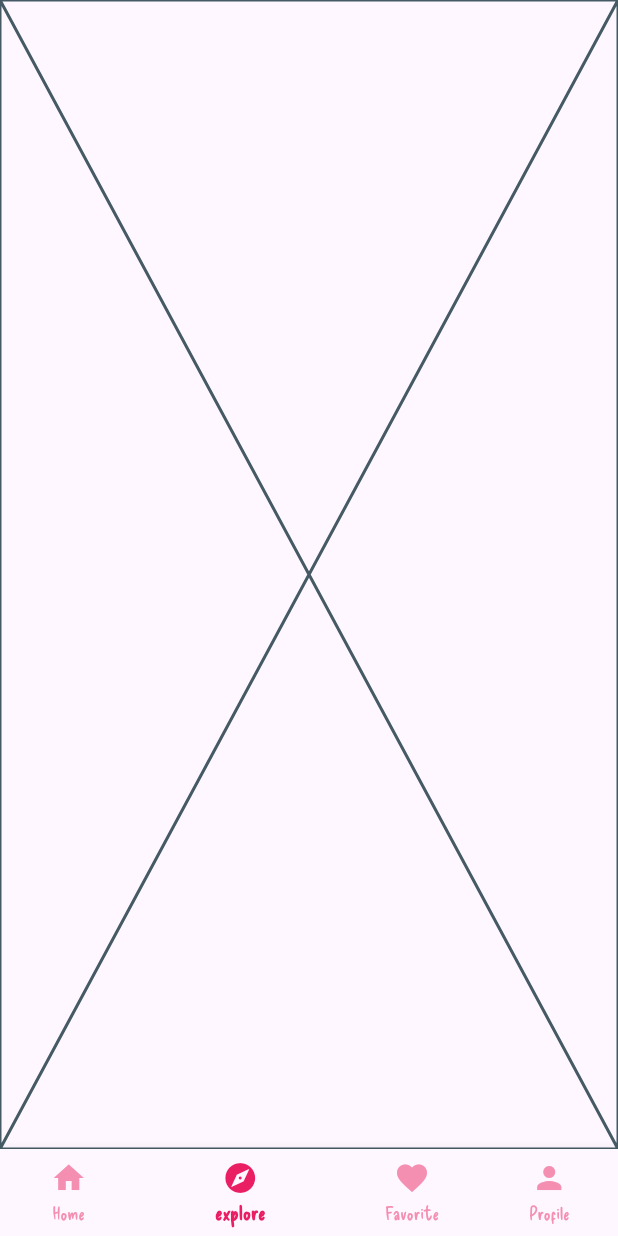
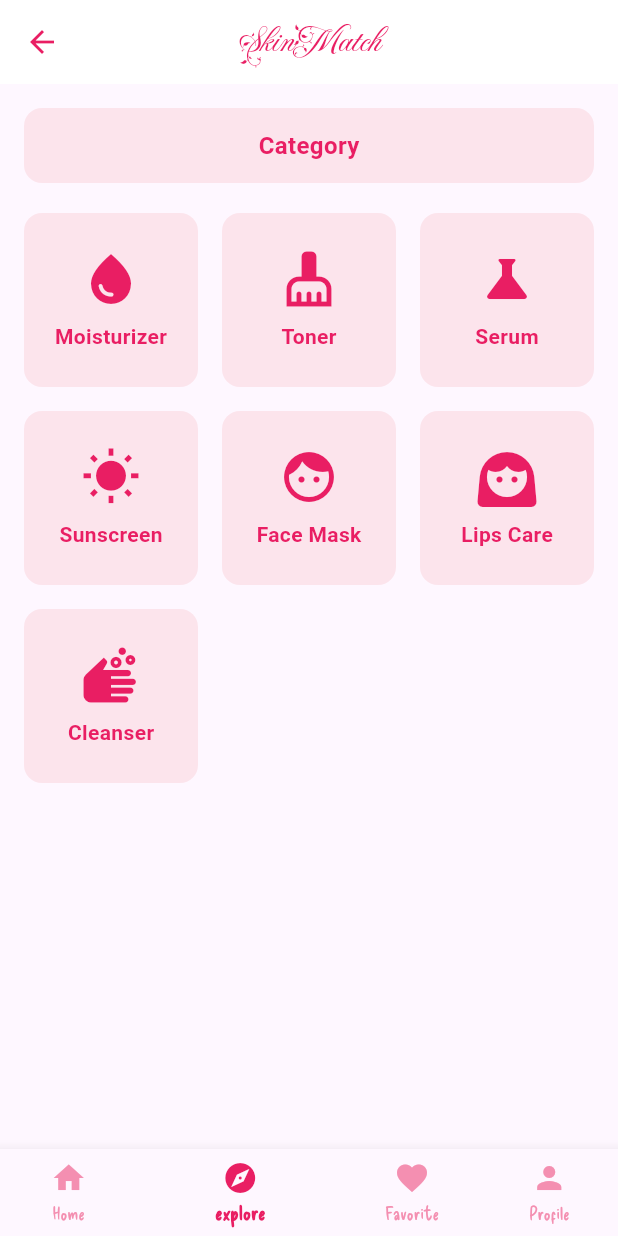
Before and after one commit to donnaagn/skin_match, a Flutter app: the screen it shows after launch, item 2 of the bottom bar chosen, on a phone screen of 412 x 824 dp. Run offline on Flutter 3.47's test engine with Material 3 defaults, Android fonts, the light colour scheme and no system bars.

Commit message:
update explore

```diff
--- a/lib/screens/explore_screen.dart
+++ b/lib/screens/explore_screen.dart
@@ -5,6 +5,99 @@ class ExploreScreen extends StatelessWidget {
 
   @override
   Widget build(BuildContext context) {
-    return const Placeholder();
+    return MaterialApp(
+      debugShowCheckedModeBanner: false, // Menghilangkan banner debug
+      home: categoryscreen(), // Halaman utama aplikasi
+    );
   }
 }
+
+// Halaman utama aplikasi
+class categoryscreen extends StatelessWidget {
+  @override
+  Widget build(BuildContext context) {
+    return Scaffold(
+      appBar: AppBar(
+        leading: IconButton(
+          icon: Icon(Icons.arrow_back, color: Colors.pink), // Tombol kembali dengan ikon panah
+          onPressed: () {}, // Fungsi tombol kembali (belum diimplementasikan)
+        ),
+        title: const Text(
+          'SkinMatch',
+          style: TextStyle(
+            color: Colors.pink,
+            fontFamily: 'FleurDeLeah',
+            fontSize: 24,
+          ),
+        ),
+        backgroundColor: Colors.white, // Warna latar belakang AppBar
+        elevation: 0, // Menghilangkan bayangan AppBar
+        centerTitle: true, // Menempatkan judul di tengah
+      ),
+      body: Padding(
+        padding: const EdgeInsets.all(16.0), // Padding untuk konten
+        child: Column(
+          children: [
+            Container(
+              alignment: Alignment.center, // Menempatkan teks di tengah
+              height: 50, // Tinggi kotak
+              decoration: BoxDecoration(
+                color: Colors.pink.shade50, // Warna latar belakang kotak
+                borderRadius: BorderRadius.circular(12.0), // Radius sudut kotak
+              ),
+              child: Text(
+                'Category', // Teks di dalam kotak
+                style: TextStyle(
+                  color: Colors.pink, // Warna teks
+                  fontSize: 16, // Ukuran font
+                  fontWeight: FontWeight.bold, // Teks tebal
+                ),
+              ),
+            ),
+            SizedBox(height: 20), // Spasi antara kotak kategori dan GridView
+            Expanded(
+              child: GridView.count(
+                crossAxisCount: 3, // Jumlah kolom dalam grid
+                crossAxisSpacing: 16.0, // Jarak horizontal antar item
+                mainAxisSpacing: 16.0, // Jarak vertikal antar item
+                children: [
+                  _buildCategoryItem(Icons.water_drop, 'Moisturizer'), // Item kategori
+                  _buildCategoryItem(Icons.cleaning_services, 'Toner'),
+                  _buildCategoryItem(Icons.science, 'Serum'),
+                  _buildCategoryItem(Icons.wb_sunny, 'Sunscreen'),
+                  _buildCategoryItem(Icons.face, 'Face Mask'),
+                  _buildCategoryItem(Icons.face_3, 'Lips Care'),
+                  _buildCategoryItem(Icons.soap, 'Cleanser'),
+                ],
+              ),
+            ),
+          ],
+        ),
+      ),
+    );
+  }
+
+  // Fungsi untuk membangun item kategori
+  Widget _buildCategoryItem(IconData icon, String label) {
+    return Container(
+      decoration: BoxDecoration(
+        color: Colors.pink.shade50, // Warna latar belakang item
+        borderRadius: BorderRadius.circular(12.0), // Radius sudut item
+      ),
+      child: Column(
+        mainAxisAlignment: MainAxisAlignment.center, // Pusatkan konten secara vertikal
+        children: [
+          Icon(icon, color: Colors.pink, size: 40), // Ikon kategori
+          SizedBox(height: 8), // Spasi antara ikon dan label
+          Text(
+            label, // Label kategori
+            style: TextStyle(
+              color: Colors.pink, // Warna teks label
+              fontWeight: FontWeight.bold, // Teks tebal
+            ),
+          ),
+        ],
+      ),
+    );
+  }
+}
```
